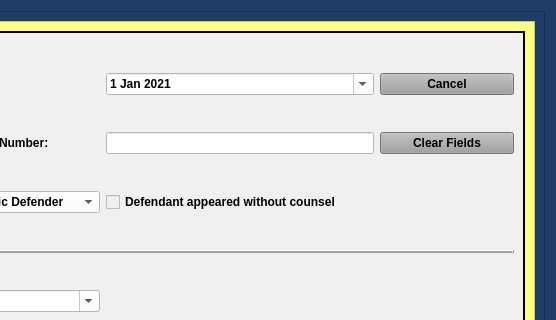
Old version of the form package/views/ui/NoPleaBondDialog.ui in the repository HunterProgram22/MuniEntry; both pictures show x 489 to 1045 and y 0 to 320 of the 1045 by 791 pixel window.
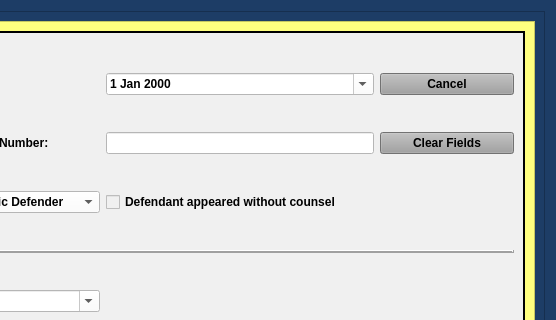
New version of the form. Custom widgets are drawn as their Qt base class.

The edit to the form file:
```diff
--- a/package/views/ui/NoPleaBondDialog.ui
+++ b/package/views/ui/NoPleaBondDialog.ui
@@ -219,23 +219,9 @@
                 <string notr="true">color: rgb(0, 0, 0);
 background-color: rgb(255, 255, 255);</string>
                </property>
-               <property name="minimumDate">
-                <date>
-                 <year>2021</year>
-                 <month>1</month>
-                 <day>1</day>
-                </date>
-               </property>
                <property name="calendarPopup">
                 <bool>true</bool>
                </property>
-               <property name="date">
-                <date>
-                 <year>2021</year>
-                 <month>1</month>
-                 <day>1</day>
-                </date>
-               </property>
               </widget>
              </item>
              <item row="0" column="1">
@@ -862,6 +848,18 @@
    </item>
   </layout>
  </widget>
+ <customwidgets>
+  <customwidget>
+   <class>NoScrollDateEdit</class>
+   <extends>QDateEdit</extends>
+   <header>.custom_widgets</header>
+  </customwidget>
+  <customwidget>
+   <class>NoScrollComboBox</class>
+   <extends>QComboBox</extends>
+   <header>.custom_widgets</header>
+  </customwidget>
+ </customwidgets>
  <tabstops>
   <tabstop>defendant_first_name_lineEdit</tabstop>
   <tabstop>defendant_last_name_lineEdit</tabstop>
```
Left out of the diff: 14 changed lines with no effect on the pictures.
